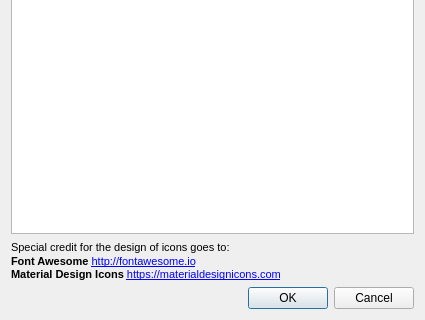
Qt form library/tulip-gui/designer/TulipFontIconDialog.ui (Tulip-Dev/tulip) before a commit; both pictures show x 0 to 425 and y 180 to 500 of the 425 by 500 pixel window.
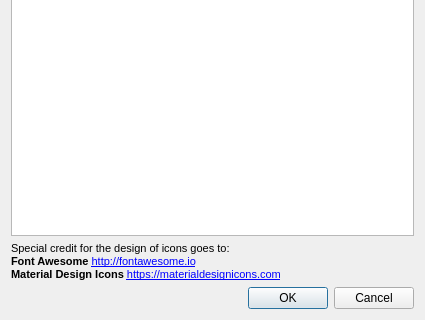
The same form after that commit.

Commit message: High dpi display improvements: set font sizes in pixels instead of points

The edit to the form file:
```diff
--- a/library/tulip-gui/designer/TulipFontIconDialog.ui
+++ b/library/tulip-gui/designer/TulipFontIconDialog.ui
@@ -53,8 +53,8 @@
    <item>
     <widget class="QLabel" name="iconsCreditLabel">
      <property name="text">
-      <string>&lt;html&gt;&lt;head/&gt;&lt;body&gt;&lt;p&gt;&lt;span style=&quot; font-size:8pt;&quot;&gt;Special credit for the design of icons goes to:&lt;/span&gt;&lt;br/&gt;&lt;span style=&quot; font-size:8pt; font-weight:600;&quot;&gt;Font Awesome &lt;/span&gt;&lt;a href=&quot;http://fontawesome.io&quot;&gt;&lt;span style=&quot; font-size:8pt; color:#0000ff;&quot;&gt;http://fontawesome.io&lt;/span&gt;&lt;/a&gt;&lt;br/&gt;
-&lt;span style=&quot; font-size:8pt; font-weight:600;&quot;&gt;Material Design Icons &lt;/span&gt;&lt;a href=&quot;https://materialdesignicons.com&quot;&gt;&lt;span style=&quot;font-size:8pt;color:#0000ff;&quot;&gt;https://materialdesignicons.com&lt;/span&gt;&lt;/a&gt;&lt;/p&gt;&lt;/body&gt;&lt;/html&gt;</string>
+      <string>&lt;p style=&quot; font-size:11px;&quot;&gt;Special credit for the design of icons goes to:&lt;br/&gt;&lt;b&gt;Font Awesome &lt;/b&gt;&lt;a href=&quot;http://fontawesome.io&quot;&gt;&lt;span style=&quot;color:#0000ff;&quot;&gt;http://fontawesome.io&lt;/span&gt;&lt;/a&gt;&lt;br/&gt;
+&lt;b&gt;Material Design Icons &lt;/b&gt;&lt;a href=&quot;https://materialdesignicons.com&quot;&gt;&lt;span style=&quot;color:#0000ff;&quot;&gt;https://materialdesignicons.com&lt;/span&gt;&lt;/a&gt;&lt;/p&gt;</string>
      </property>
      <property name="textFormat">
       <enum>Qt::AutoText</enum>
```
The commit also changes 9 other files.
